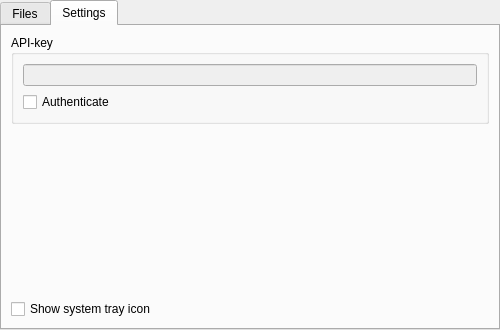
First picture: the form in tabwidget.ui, repository RealisticGroup/RghostUploaderQT, before the edit.
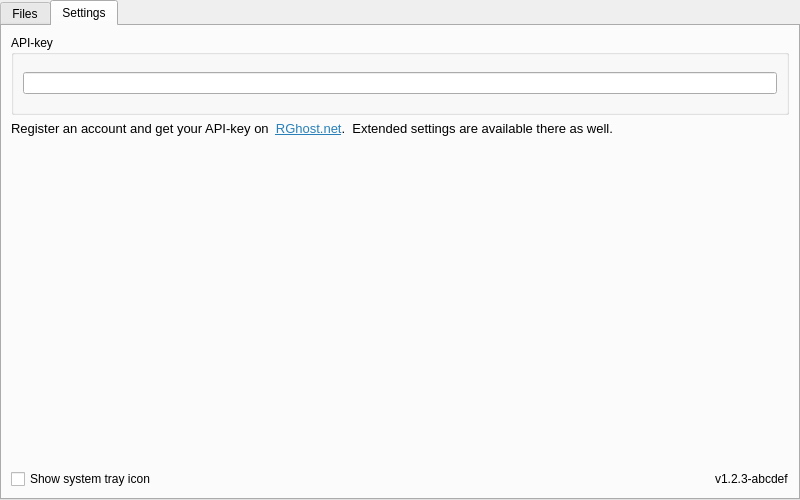
Second picture: the form after the edit. The open tabs and pages were chosen to show the change.

Commit message: https, require API key, remove svg/script plugins

```diff
--- a/tabwidget.ui
+++ b/tabwidget.ui
@@ -6,14 +6,26 @@
    <rect>
     <x>0</x>
     <y>0</y>
-    <width>500</width>
-    <height>330</height>
+    <width>800</width>
+    <height>500</height>
    </rect>
   </property>
+  <property name="sizePolicy">
+   <sizepolicy hsizetype="Expanding" vsizetype="Expanding">
+    <horstretch>0</horstretch>
+    <verstretch>0</verstretch>
+   </sizepolicy>
+  </property>
   <property name="minimumSize">
    <size>
-    <width>500</width>
-    <height>330</height>
+    <width>800</width>
+    <height>500</height>
+   </size>
+  </property>
+  <property name="baseSize">
+   <size>
+    <width>800</width>
+    <height>500</height>
    </size>
   </property>
   <property name="windowTitle">
@@ -145,7 +157,7 @@
   </widget>
   <widget class="QWidget" name="tab_settings">
    <property name="sizePolicy">
-    <sizepolicy hsizetype="Expanding" vsizetype="Expanding">
+    <sizepolicy hsizetype="Maximum" vsizetype="Maximum">
      <horstretch>0</horstretch>
      <verstretch>0</verstretch>
     </sizepolicy>
@@ -179,25 +191,32 @@
            <item>
             <widget class="QLineEdit" name="lineEdit_api">
              <property name="enabled">
-              <bool>false</bool>
+              <bool>true</bool>
              </property>
              <property name="echoMode">
               <enum>QLineEdit::Password</enum>
              </property>
             </widget>
            </item>
-           <item>
-            <widget class="QCheckBox" name="checkBox_api">
-             <property name="text">
-              <string>Authenticate</string>
-             </property>
-            </widget>
-           </item>
           </layout>
          </item>
         </layout>
        </widget>
       </item>
+      <item>
+       <widget class="QLabel" name="label">
+        <property name="text">
+         <string>&lt;!DOCTYPE HTML PUBLIC &quot;-//W3C//DTD HTML 4.0//EN&quot; &quot;http://www.w3.org/TR/REC-html40/strict.dtd&quot;&gt;
+&lt;html&gt;&lt;head&gt;&lt;meta name=&quot;qrichtext&quot; content=&quot;1&quot; /&gt;&lt;style type=&quot;text/css&quot;&gt;
+p, li { white-space: pre-wrap; }
+&lt;/style&gt;&lt;/head&gt;&lt;body style=&quot; font-family:'Noto Sans'; font-size:10pt; font-weight:400; font-style:normal;&quot;&gt;
+&lt;p style=&quot; margin-top:0px; margin-bottom:0px; margin-left:0px; margin-right:0px; -qt-block-indent:0; text-indent:0px;&quot;&gt;Register an account and get your API-key on  &lt;a href=&quot;https://rghost.net/settings/storage&quot;&gt;&lt;span style=&quot; text-decoration: underline; color:#2980b9;&quot;&gt;RGhost.net&lt;/span&gt;&lt;/a&gt;.  Extended settings are available there as well.&lt;/p&gt;&lt;/body&gt;&lt;/html&gt;</string>
+        </property>
+        <property name="wordWrap">
+         <bool>true</bool>
+        </property>
+       </widget>
+      </item>
       <item>
        <spacer name="verticalSpacer">
         <property name="orientation">
@@ -212,11 +231,28 @@
        </spacer>
       </item>
       <item>
-       <widget class="QCheckBox" name="checkBox_systemtray">
-        <property name="text">
-         <string>Show system tray icon</string>
-        </property>
-       </widget>
+       <layout class="QHBoxLayout" name="horizontalLayout">
+        <item>
+         <widget class="QCheckBox" name="checkBox_systemtray">
+          <property name="sizePolicy">
+           <sizepolicy hsizetype="Expanding" vsizetype="Fixed">
+            <horstretch>0</horstretch>
+            <verstretch>0</verstretch>
+           </sizepolicy>
+          </property>
+          <property name="text">
+           <string>Show system tray icon</string>
+          </property>
+         </widget>
+        </item>
+        <item>
+         <widget class="QLabel" name="label_version">
+          <property name="text">
+           <string>v1.2.3-abcdef</string>
+          </property>
+         </widget>
+        </item>
+       </layout>
       </item>
      </layout>
     </item>
```
Left out of the diff: 10 changed lines with no effect on the pictures. The commit also changes 18 other files.
